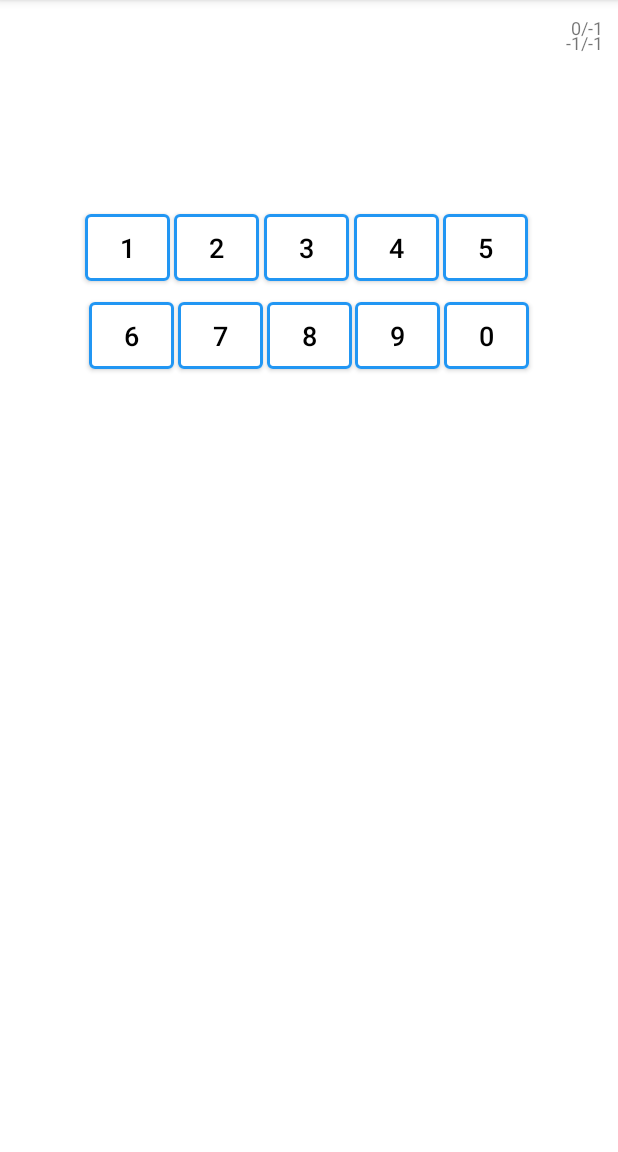
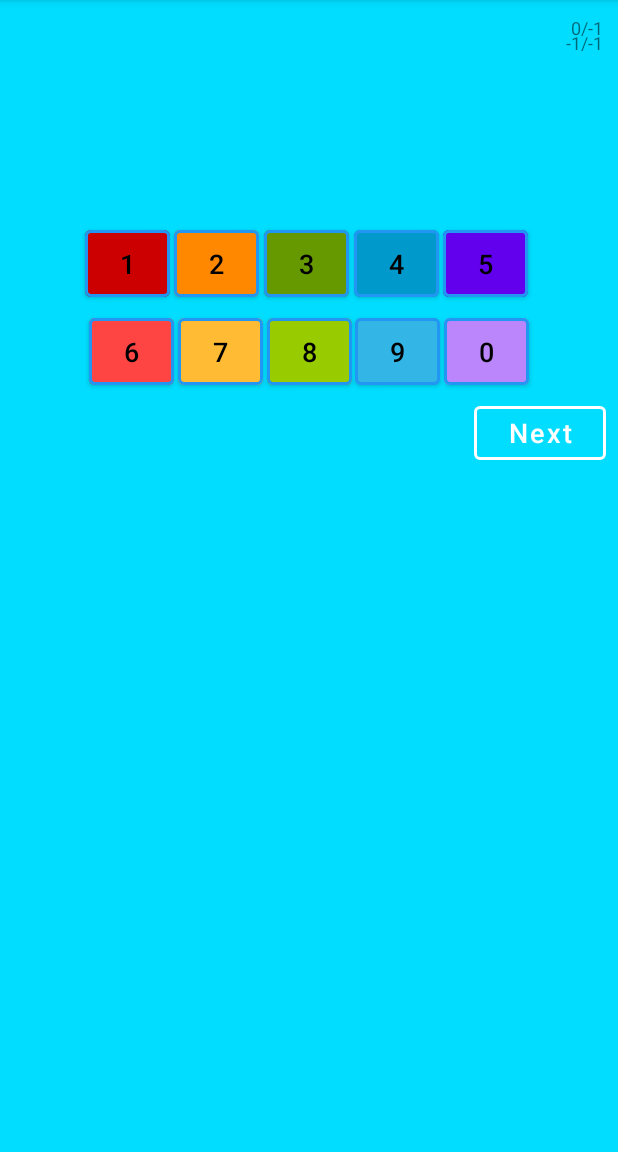
Before and after one commit to roberthinch/DannyApp, an Android app: the MathsGame screen opened directly, with no data from a screen before it, on a phone screen of 412 x 824 dp, the part 84-1236 px from its top. Run offline under Robolectric (Android 15) with nearby library versions, the light colour scheme and no system bars.

Commit message:
Make the maths game colourful

```diff
--- a/app/src/main/res/layout/activity_maths_game.xml
+++ b/app/src/main/res/layout/activity_maths_game.xml
@@ -4,7 +4,7 @@
     xmlns:tools="http://schemas.android.com/tools"
     android:layout_width="match_parent"
     android:layout_height="match_parent"
-    android:background="@color/white"
+    android:background="@android:color/holo_blue_bright"
     android:clickable="true"
     tools:context=".MultipleChoice">
 
@@ -18,8 +18,8 @@
         android:layout_marginEnd="64dp"
         android:layout_marginRight="64dp"
         android:text="question_text"
-        android:textColor="@color/purple_700"
-        android:textSize="24sp"
+        android:textColor="@color/white"
+        android:textSize="32sp"
         android:textStyle="bold"
         app:layout_constraintEnd_toEndOf="parent"
         app:layout_constraintStart_toStartOf="parent"
@@ -63,9 +63,9 @@
         android:textAllCaps="false"
         android:textColor="@color/black"
         android:textSize="18sp"
-        app:backgroundTint="@color/white"
+        app:backgroundTint="@android:color/holo_red_dark"
+        app:layout_constraintEnd_toEndOf="@id/key_2"
         app:layout_constraintStart_toStartOf="parent"
-        app:layout_constraintEnd_toEndOf="@id/key_2"
         app:layout_constraintTop_toBottomOf="@+id/question_text"
         app:strokeColor="#2196F3"
         app:strokeWidth="2dp" />
@@ -76,15 +76,15 @@
         android:layout_height="9mm"
         android:layout_marginStart="10dp"
         android:layout_marginLeft="10dp"
+        android:layout_marginTop="64dp"
         android:layout_marginEnd="10dp"
         android:layout_marginRight="10dp"
-        android:layout_marginTop="64dp"
         android:onClick="on_select_answer"
         android:text="2"
         android:textAllCaps="false"
         android:textColor="@color/black"
         android:textSize="18sp"
-        app:backgroundTint="@color/white"
+        app:backgroundTint="@android:color/holo_orange_dark"
         app:layout_constraintEnd_toEndOf="@id/key_3"
         app:layout_constraintStart_toStartOf="@id/key_1"
         app:layout_constraintTop_toBottomOf="@+id/question_text"
@@ -105,7 +105,7 @@
         android:textAllCaps="false"
         android:textColor="@color/black"
         android:textSize="18sp"
-        app:backgroundTint="@color/white"
+        app:backgroundTint="@android:color/holo_green_dark"
         app:layout_constraintEnd_toEndOf="@+id/key_4"
         app:layout_constraintStart_toStartOf="@id/key_2"
         app:layout_constraintTop_toBottomOf="@+id/question_text"
@@ -126,7 +126,7 @@
         android:textAllCaps="false"
         android:textColor="@color/black"
         android:textSize="18sp"
-        app:backgroundTint="@color/white"
+        app:backgroundTint="@android:color/holo_blue_dark"
         app:layout_constraintEnd_toEndOf="@id/key_5"
         app:layout_constraintStart_toStartOf="@id/key_3"
         app:layout_constraintTop_toBottomOf="@+id/question_text"
@@ -147,7 +147,7 @@
         android:textAllCaps="false"
         android:textColor="@color/black"
         android:textSize="18sp"
-        app:backgroundTint="@color/white"
+        app:backgroundTint="@color/design_default_color_primary"
         app:layout_constraintEnd_toEndOf="parent"
         app:layout_constraintStart_toStartOf="@id/key_4"
         app:layout_constraintTop_toBottomOf="@+id/question_text"
@@ -168,7 +168,7 @@
         android:textAllCaps="false"
         android:textColor="@color/black"
         android:textSize="18sp"
-        app:backgroundTint="@color/white"
+        app:backgroundTint="@android:color/holo_red_light"
         app:layout_constraintEnd_toEndOf="@id/key_7"
         app:layout_constraintStart_toStartOf="parent"
         app:layout_constraintTop_toBottomOf="@id/key_5"
@@ -189,7 +189,7 @@
         android:textAllCaps="false"
         android:textColor="@color/black"
         android:textSize="18sp"
-        app:backgroundTint="@color/white"
+        app:backgroundTint="@android:color/holo_orange_light"
         app:layout_constraintEnd_toEndOf="@id/key_8"
         app:layout_constraintStart_toStartOf="@id/key_6"
         app:layout_constraintTop_toBottomOf="@id/key_5"
@@ -210,7 +210,7 @@
         android:textAllCaps="false"
         android:textColor="@color/black"
         android:textSize="18sp"
-        app:backgroundTint="@color/white"
+        app:backgroundTint="@android:color/holo_green_light"
         app:layout_constraintEnd_toEndOf="@id/key_9"
         app:layout_constraintStart_toStartOf="@id/key_7"
         app:layout_constraintTop_toBottomOf="@id/key_5"
@@ -231,7 +231,7 @@
         android:textAllCaps="false"
         android:textColor="@color/black"
         android:textSize="18sp"
-        app:backgroundTint="@color/white"
+        app:backgroundTint="@android:color/holo_blue_light"
         app:layout_constraintEnd_toEndOf="@id/key_0"
         app:layout_constraintStart_toStartOf="@id/key_8"
         app:layout_constraintTop_toBottomOf="@id/key_5"
@@ -247,13 +247,13 @@
         android:layout_marginTop="2dp"
         android:layout_marginEnd="2dp"
         android:layout_marginRight="2dp"
+        android:maxWidth="5mm"
         android:onClick="on_select_answer"
         android:text="0"
-        android:maxWidth="5mm"
         android:textAllCaps="false"
         android:textColor="@color/black"
         android:textSize="18sp"
-        app:backgroundTint="@color/white"
+        app:backgroundTint="@color/purple_200"
         app:layout_constraintEnd_toEndOf="parent"
         app:layout_constraintStart_toStartOf="@id/key_9"
         app:layout_constraintTop_toBottomOf="@id/key_5"
@@ -272,7 +272,7 @@
         android:textAllCaps="false"
         android:textColor="@color/white"
         android:textSize="18sp"
-        app:backgroundTint="@color/white"
+        app:backgroundTint="@android:color/holo_blue_bright"
         app:layout_constraintEnd_toEndOf="parent"
         app:layout_constraintTop_toBottomOf="@id/key_0"
         app:strokeColor="@color/white"
```
